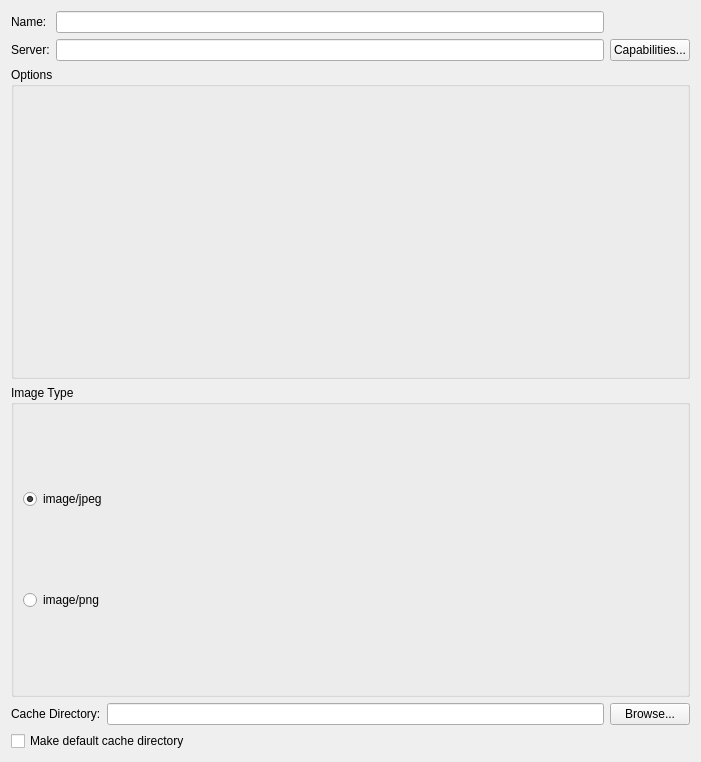
Qt form Minerva/Plugins/WmsLayerQt/WmsWidget.ui (perryiv/cadkit) before a commit.
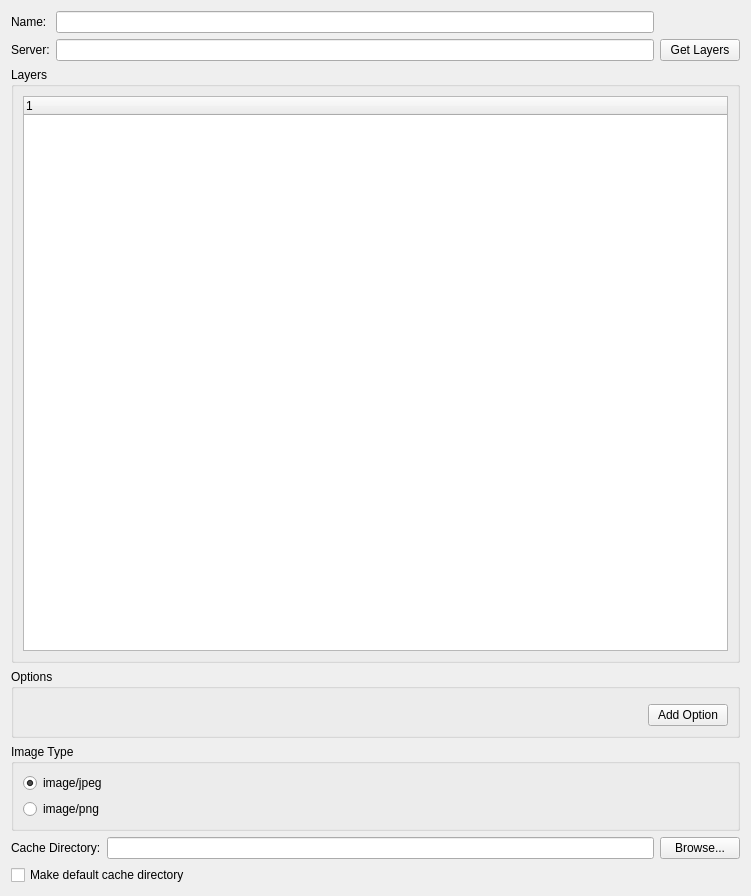
The same form after that commit.

Commit message: -Correctly calculating extents for selected layers in WMS GUI. -Make sure a redraw request is posted when layer state changes.

Diff of the .ui file:
```diff
--- a/Minerva/Plugins/WmsLayerQt/WmsWidget.ui
+++ b/Minerva/Plugins/WmsLayerQt/WmsWidget.ui
@@ -5,8 +5,8 @@
    <rect>
     <x>0</x>
     <y>0</y>
-    <width>701</width>
-    <height>762</height>
+    <width>751</width>
+    <height>896</height>
    </rect>
   </property>
   <property name="windowTitle" >
@@ -38,20 +38,62 @@
      <item row="1" column="2" >
       <widget class="QPushButton" name="capabilitiesButton" >
        <property name="text" >
-        <string>Capabilities...</string>
+        <string>Get Layers</string>
        </property>
       </widget>
      </item>
     </layout>
    </item>
    <item>
-    <widget class="QGroupBox" name="groupBox" >
+    <widget class="QGroupBox" name="_layersGroupBox" >
+     <property name="title" >
+      <string>Layers</string>
+     </property>
+     <layout class="QVBoxLayout" >
+      <item>
+       <widget class="QTreeWidget" name="_layersTree" >
+        <column>
+         <property name="text" >
+          <string>1</string>
+         </property>
+        </column>
+       </widget>
+      </item>
+     </layout>
+    </widget>
+   </item>
+   <item>
+    <widget class="QGroupBox" name="_optionsGroupBox" >
      <property name="title" >
       <string>Options</string>
      </property>
      <layout class="QVBoxLayout" >
       <item>
-       <widget class="QWidget" native="1" name="_optionsWidget" />
+       <widget class="QWidget" native="1" name="_scrollOptionsWidget" />
+      </item>
+      <item>
+       <layout class="QHBoxLayout" >
+        <item>
+         <spacer>
+          <property name="orientation" >
+           <enum>Qt::Horizontal</enum>
+          </property>
+          <property name="sizeHint" >
+           <size>
+            <width>40</width>
+            <height>20</height>
+           </size>
+          </property>
+         </spacer>
+        </item>
+        <item>
+         <widget class="QPushButton" name="addOptionButton" >
+          <property name="text" >
+           <string>Add Option</string>
+          </property>
+         </widget>
+        </item>
+       </layout>
       </item>
      </layout>
     </widget>
```
The commit also changes 15 other files.
